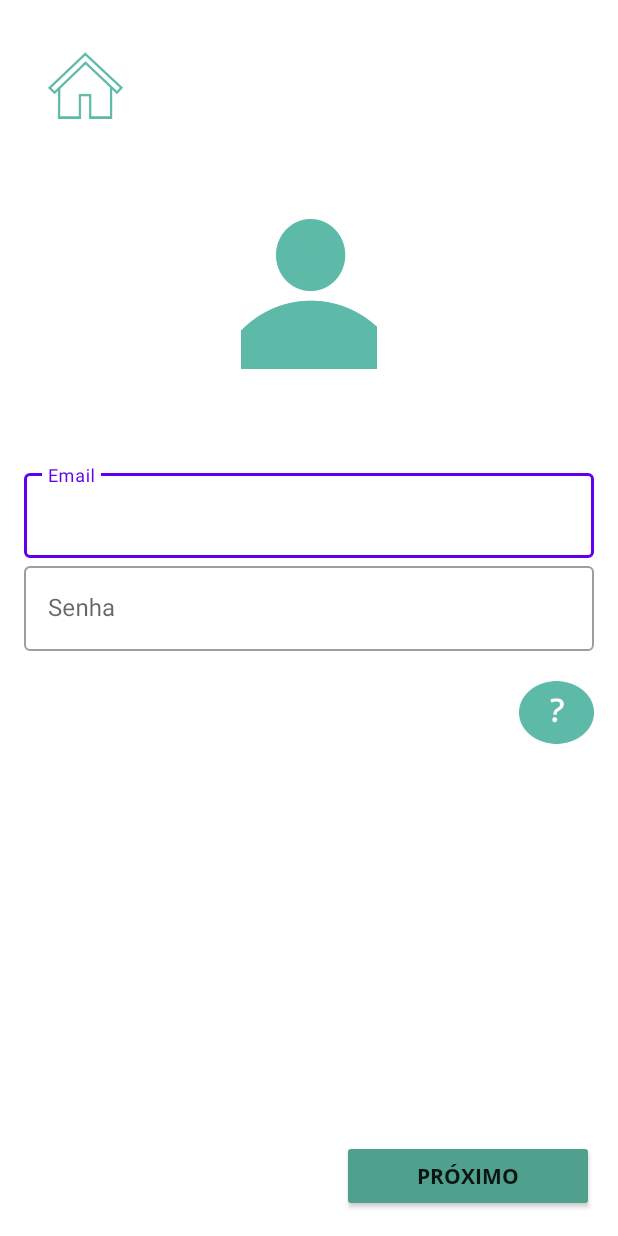
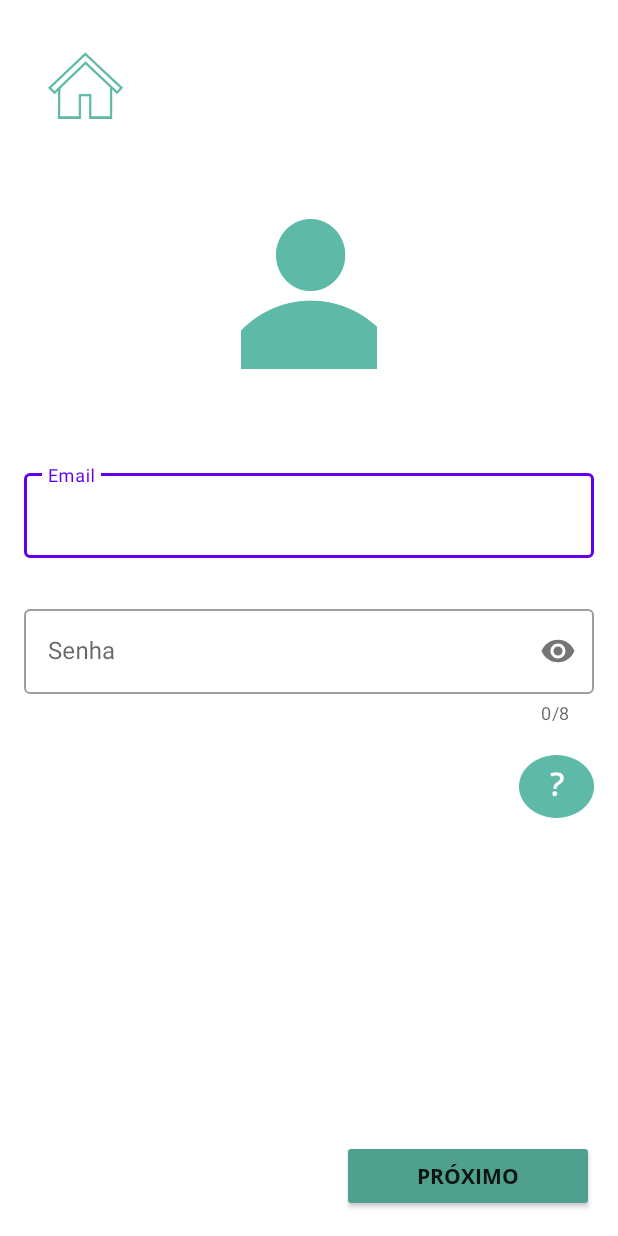
Before and after one commit to Tallesmello/Dont_Waste_App_BRQ, an Android app: the PrimeiroAcessoActivity screen opened directly, with no data from a screen before it, on a phone screen of 412 x 824 dp. Run offline under Robolectric (Android 15) with nearby library versions, the phone set to English and light mode, and no system bars; our stand-ins replace Firebase (no records; nobody signed in at launch, a user with empty details on screens opened directly).

Commit message:
Ajustes de validação no xml primeiro acesso e login

```diff
--- /dev/null
+++ b/app/src/main/res/drawable/ic_baseline_error_24.xml
@@ -0,0 +1,5 @@
+<vector android:height="24dp" android:tint="#FF0029"
+    android:viewportHeight="24" android:viewportWidth="24"
+    android:width="24dp" xmlns:android="http://schemas.android.com/apk/res/android">
+    <path android:fillColor="@android:color/white" android:pathData="M12,2C6.48,2 2,6.48 2,12s4.48,10 10,10 10,-4.48 10,-10S17.52,2 12,2zM13,17h-2v-2h2v2zM13,13h-2L11,7h2v6z"/>
+</vector>
--- a/app/src/main/res/layout/activity_primeiro_acesso.xml
+++ b/app/src/main/res/layout/activity_primeiro_acesso.xml
@@ -44,6 +44,8 @@
         android:layout_marginTop="64dp"
         android:layout_marginRight="16dp"
         android:hint="@string/email_btn_cadastro"
+        app:errorIconDrawable="@drawable/ic_baseline_error_24"
+        app:errorEnabled="true"
         app:layout_constraintRight_toRightOf="parent"
         app:layout_constraintLeft_toLeftOf="parent"
         app:layout_constraintTop_toBottomOf="@+id/imagem_user_cadastro">
@@ -65,6 +67,12 @@
         android:layout_height="wrap_content"
         android:layout_marginLeft="16dp"
         android:layout_marginRight="16dp"
+        android:layout_marginTop="8dp"
+        app:errorEnabled="true"
+        app:passwordToggleEnabled="true"
+        app:errorIconDrawable="@null"
+        app:counterEnabled="true"
+        app:counterMaxLength="8"
         android:hint="@string/senha_btn_cadastro"
         app:layout_constraintRight_toRightOf="parent"
         app:layout_constraintLeft_toLeftOf="parent"
@@ -74,6 +82,8 @@
             android:id="@+id/edit_senha_cadastro"
             android:layout_width="match_parent"
             android:layout_height="wrap_content"
+            android:maxLength="8"
+            android:digits="123456789"
             android:inputType="numberPassword" />
 
     </com.google.android.material.textfield.TextInputLayout>
```
Also changed, not shown: app/src/main/res/layout/activity_login.xml (+11 -1 lines).
